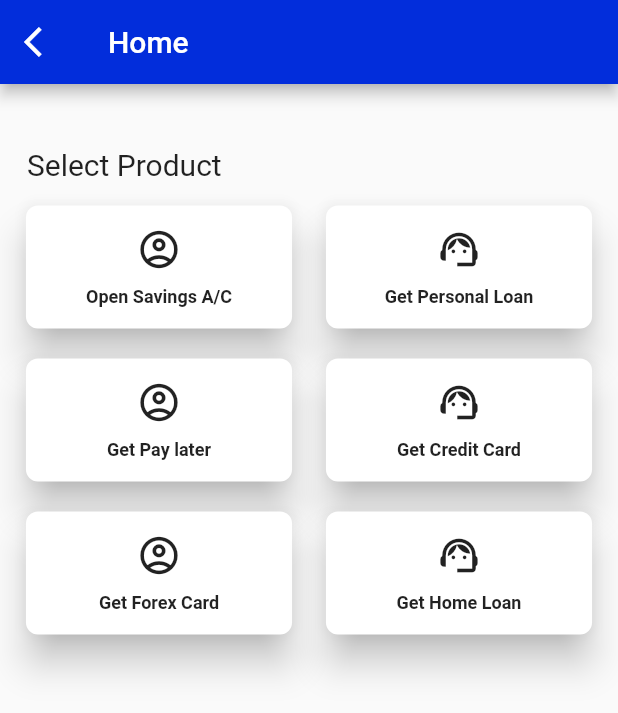
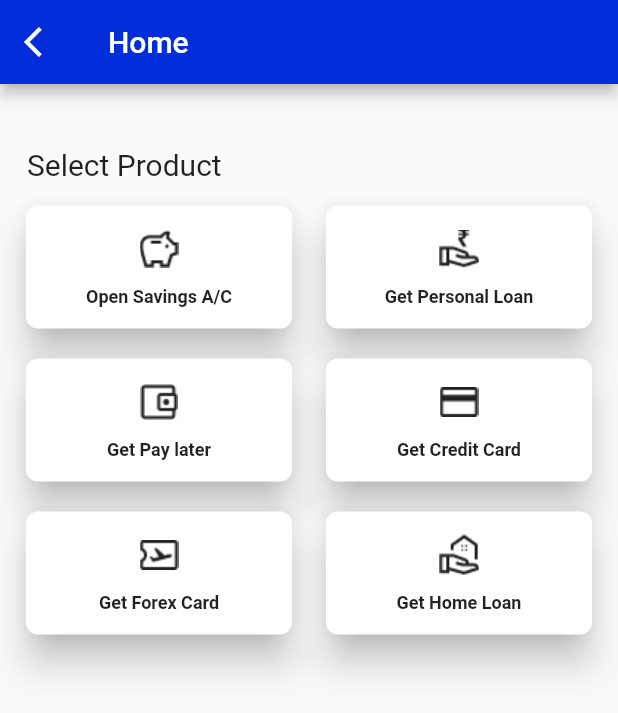
Before and after one commit to vaibhav7779/yesdemo, a Flutter app: the screen it shows after launch, after a tap on "Customer", on a phone screen of 412 x 824 dp. Shown: the top 713 px of the screen. Run offline on Flutter 3.47's test engine with Material 2 defaults, Android fonts, the phone set to English and light mode, and no system bars; our stand-ins replace cloud_firestore, firebase_auth, firebase_core; accounts and stored records are empty.

Commit message:
Added figma icons

```diff
--- a/lib/pages/homePage.dart
+++ b/lib/pages/homePage.dart
@@ -120,8 +120,8 @@ class _HomePageState extends State<HomePage> {
                                       horizontal: 14, vertical: 14),
                                   child: Column(
                                     children: [
-                                      Icon(
-                                        Icons.account_circle_outlined,
+                                      ImageIcon(
+                                        AssetImage("assets/Vector.png"),
                                         size: 30,
                                       ),
                                       SizedBox(
@@ -166,7 +166,10 @@ class _HomePageState extends State<HomePage> {
                                       horizontal: 14, vertical: 14),
                                   child: Column(
                                     children: [
-                                      Icon(Icons.support_agent, size: 30),
+                                      ImageIcon(
+                                        AssetImage("assets/bank_rep.png"),
+                                        size: 30,
+                                      ),
                                       SizedBox(
                                         height: 10,
                                       ),
--- a/lib/pages/selectProduct.dart
+++ b/lib/pages/selectProduct.dart
@@ -119,8 +119,8 @@ class _SelectProductState extends State<SelectProduct> {
                                       horizontal: 14, vertical: 14),
                                   child: Column(
                                     children: [
-                                      Icon(
-                                        Icons.account_circle_outlined,
+                                      ImageIcon(
+                                        AssetImage("assets/savings.png"),
                                         size: 30,
                                       ),
                                       SizedBox(
@@ -166,7 +166,10 @@ class _SelectProductState extends State<SelectProduct> {
                                       horizontal: 14, vertical: 14),
                                   child: Column(
                                     children: [
-                                      Icon(Icons.support_agent, size: 30),
+                                      ImageIcon(
+                                        AssetImage("assets/personal.png"),
+                                        size: 30,
+                                      ),
                                       SizedBox(
                                         height: 10,
                                       ),
@@ -215,8 +218,8 @@ class _SelectProductState extends State<SelectProduct> {
                                       horizontal: 14, vertical: 14),
                                   child: Column(
                                     children: [
-                                      Icon(
-                                        Icons.account_circle_outlined,
+                                      ImageIcon(
+                                        AssetImage("assets/pay_later.png"),
                                         size: 30,
                                       ),
                                       SizedBox(
@@ -262,7 +265,10 @@ class _SelectProductState extends State<SelectProduct> {
                                       horizontal: 14, vertical: 14),
                                   child: Column(
                                     children: [
-                                      Icon(Icons.support_agent, size: 30),
+                                      ImageIcon(
+                                        AssetImage("assets/cc.png"),
+                                        size: 30,
+                                      ),
                                       SizedBox(
                                         height: 10,
                                       ),
@@ -311,8 +317,8 @@ class _SelectProductState extends State<SelectProduct> {
                                       horizontal: 14, vertical: 14),
                                   child: Column(
                                     children: [
-                                      Icon(
-                                        Icons.account_circle_outlined,
+                                      ImageIcon(
+                                        AssetImage("assets/forex.png"),
                                         size: 30,
                                       ),
                                       SizedBox(
@@ -358,7 +364,10 @@ class _SelectProductState extends State<SelectProduct> {
                                       horizontal: 14, vertical: 14),
                                   child: Column(
                                     children: [
-                                      Icon(Icons.support_agent, size: 30),
+                                      ImageIcon(
+                                        AssetImage("assets/home_loan.png"),
+                                        size: 30,
+                                      ),
                                       SizedBox(
                                         height: 10,
                                       ),
```
Also changed, not shown: assets/Vector.png (added), assets/bank_rep.png (added), assets/cc.png (added), assets/customer.png (added), assets/forex.png (added), assets/home_loan.png (added), assets/pay_later.png (added), assets/personal.png (added), assets/savings.png (added).
